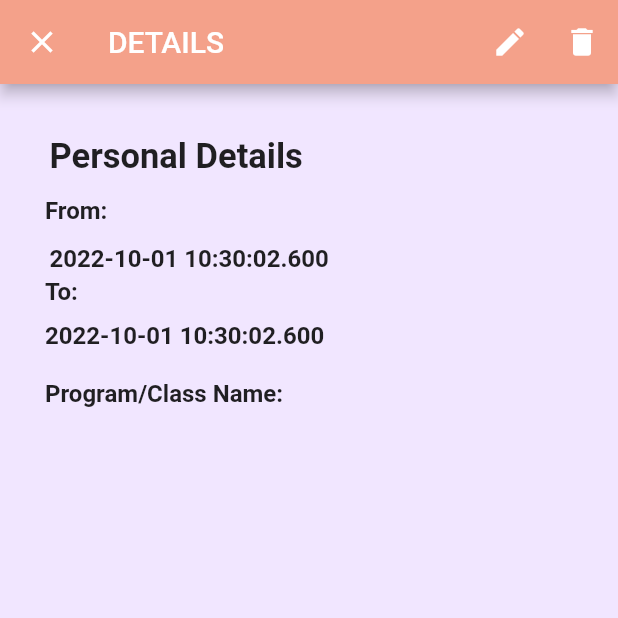
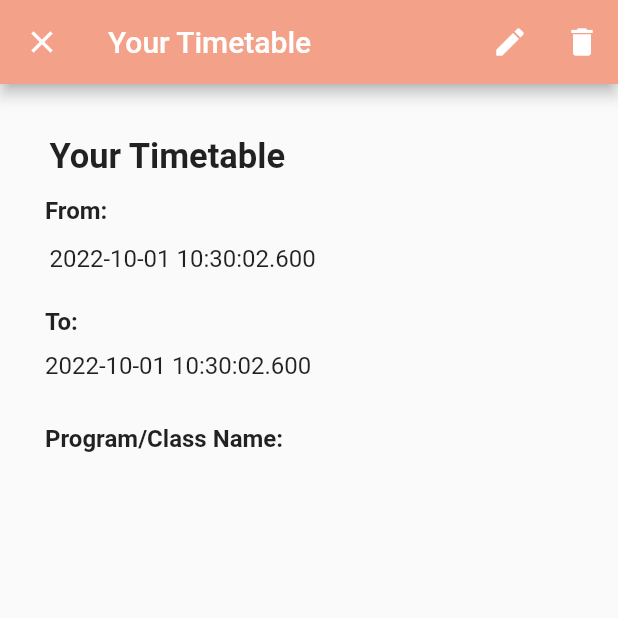
Before and after one commit to jake0011/Doingly, a Flutter app: the EventViewPage screen opened directly with empty values, on a phone screen of 412 x 824 dp, the top half of it. Run offline on Flutter 3.47's test engine with Material 2 defaults, Android fonts, the phone set to English and light mode, and no system bars; drawn by our look-alikes of dynamic_color; our stand-ins replace dio, flutter_riverpod, flutter_spinkit, flutter_svg, get, google_fonts and 2 more; missing offline and left inert: syncfusion_flutter_core; accounts and stored records are empty.

Commit message:
final touches

```diff
--- a/Doingly/lib/Screens/homepage/profilepage/main.dart
+++ b/Doingly/lib/Screens/homepage/profilepage/main.dart
@@ -32,8 +32,6 @@ class _MyAppState extends State<MyApp> {
   Widget build(BuildContext context) {
     return GetMaterialApp(
       debugShowCheckedModeBanner: false,
-      darkTheme: ThemeData.dark(),
-      themeMode: ThemeMode.system,
       title: title,
       home: ProfilePage(),
     );
--- a/Doingly/lib/Widgets/calendar_Widget/event_view.dart
+++ b/Doingly/lib/Widgets/calendar_Widget/event_view.dart
@@ -12,7 +12,7 @@ class EventViewPage extends StatelessWidget {
   Widget build(BuildContext context) => Scaffold(
         appBar: AppBar(
           leading: const CloseButton(),
-          title: Text('DETAILS'),
+          title: Text('Your Timetable'),
           backgroundColor: Color(0xffF4A18A),
           actions: [
             IconButton(
@@ -29,8 +29,7 @@ class EventViewPage extends StatelessWidget {
               icon: Icon(Icons.delete),
               onPressed: () {
                 final provider =
-                    Provider.of<EventProvider>(context, listen: false);
-
+                    Provider.of<EventProvider>(context, listen: true);
                 provider.deleteEvent(event);
               },
             ),
@@ -46,7 +45,7 @@ class EventViewPage extends StatelessWidget {
             Padding(
               padding: const EdgeInsets.all(3.0),
               child: Text(
-                ("Personal Details"),
+                ("Your Timetable"),
                 style:
                     const TextStyle(fontSize: 23, fontWeight: FontWeight.bold),
               ),
@@ -65,10 +64,11 @@ class EventViewPage extends StatelessWidget {
               padding: const EdgeInsets.all(3.0),
               child: Text(
                 event.from.toString(),
-                style:
-                    const TextStyle(fontSize: 16, fontWeight: FontWeight.bold),
+                style: const TextStyle(
+                    fontSize: 16, fontWeight: FontWeight.normal),
               ),
             ),
+            const SizedBox(height: 20),
             Padding(
               padding: const EdgeInsets.all(0.0),
               child: Text(
@@ -82,28 +82,29 @@ class EventViewPage extends StatelessWidget {
               padding: const EdgeInsets.all(0.0),
               child: Text(
                 event.to.toString(),
-                style:
-                    const TextStyle(fontSize: 16, fontWeight: FontWeight.bold),
+                style: const TextStyle(
+                    fontSize: 16, fontWeight: FontWeight.normal),
               ),
             ),
-            const SizedBox(height: 20),
+            const SizedBox(height: 30),
             Text(
               "Program/Class Name:",
               style: const TextStyle(fontSize: 16, fontWeight: FontWeight.bold),
             ),
-            const SizedBox(height: 20),
+            const SizedBox(height: 10),
             Text(
               event.title,
               style:
                   const TextStyle(fontSize: 15, fontWeight: FontWeight.normal),
             ),
             const SizedBox(
-              height: 24,
+              height: 34,
             ),
-            Text(
-              event.descriptiom,
-              style: const TextStyle(color: Colors.black, fontSize: 18),
-            ),
+            Text(event.descriptiom,
+                style: const TextStyle(
+                    color: Colors.black,
+                    fontSize: 18,
+                    fontWeight: FontWeight.bold)),
           ],
         ),
       );
--- a/Doingly/lib/Widgets/todo_item.dart
+++ b/Doingly/lib/Widgets/todo_item.dart
@@ -56,8 +56,8 @@ class ToDoItem extends StatelessWidget {
             iconSize: 18,
             icon: Icon(Icons.delete),
             onPressed: () {
-              // print('Clicked on delete icon');
               onDeleteItem(todo.id);
+
             },
           ),
         ),
--- a/Doingly/lib/main.dart
+++ b/Doingly/lib/main.dart
@@ -1,6 +1,5 @@
 // ignore_for_file: unused_local_variable
 
-import 'package:Doingly/Screens/Welcome/splash.dart';
 import 'package:flutter/material.dart';
 // import 'package:flutter_riverpod/flutter_riverpod.dart';
 import 'package:shared_preferences/shared_preferences.dart';
--- a/Doingly/pubspec.yaml
+++ b/Doingly/pubspec.yaml
@@ -49,6 +49,9 @@ dependencies:
   flutter_riverpod: ^1.0.4
   get: ^4.6.5
 
+url_launcher: ^6.1.6
+
+
   # provider: ^6.0.3
 
 
```
Also changed, not shown: Doingly/lib/Screens/homepage/homepage.dart (+24 -9 lines), Doingly/lib/Screens/homepage/profilepage/page/profile_page.dart (+13 -2 lines), Doingly/lib/Screens/homepage/profilepage/widget/profile_widget.dart (+1 -10 lines), Doingly/lib/Widgets/calendar_Widget/event_provider.dart (+5 -5 lines), Doingly/lib/app.dart (+2 -30 lines), Doingly/given.dart (deleted), 1 other file.
